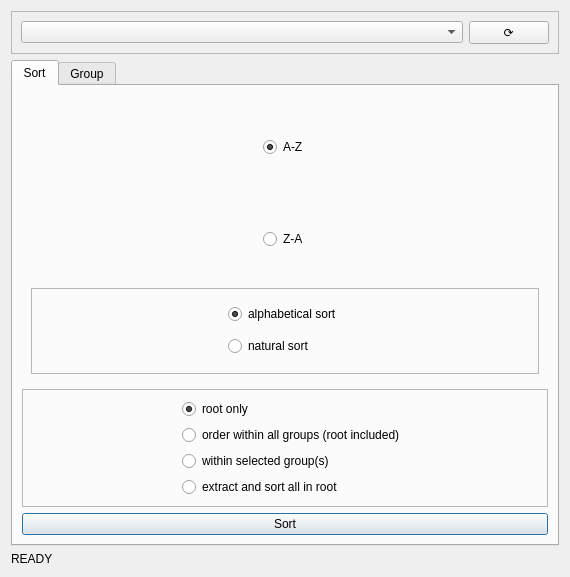
Above: sort_and_group_dialog_base.ui from ViperMiniQ/qgis-layer-tree-tools before the change. Below: the same form after it.
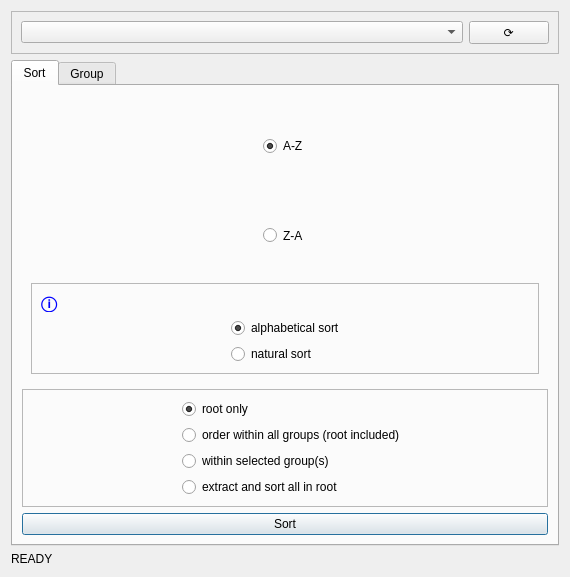
That is the form after the change.

Commit message: information about sorting types added to README and information label in stackedWidget (sort and group) Name

```diff
--- a/sort_and_group_dialog_base.ui
+++ b/sort_and_group_dialog_base.ui
@@ -46,7 +46,43 @@
               <enum>QFrame::Raised</enum>
              </property>
              <layout class="QGridLayout" name="gridLayout_26">
-              <item row="0" column="1">
+              <item row="2" column="1">
+               <widget class="QRadioButton" name="radioButtonNaturalSorting">
+                <property name="toolTip">
+                 <string/>
+                </property>
+                <property name="text">
+                 <string>natural sort</string>
+                </property>
+               </widget>
+              </item>
+              <item row="1" column="0">
+               <spacer name="horizontalSpacer_23">
+                <property name="orientation">
+                 <enum>Qt::Horizontal</enum>
+                </property>
+                <property name="sizeHint" stdset="0">
+                 <size>
+                  <width>40</width>
+                  <height>20</height>
+                 </size>
+                </property>
+               </spacer>
+              </item>
+              <item row="1" column="2">
+               <spacer name="horizontalSpacer_24">
+                <property name="orientation">
+                 <enum>Qt::Horizontal</enum>
+                </property>
+                <property name="sizeHint" stdset="0">
+                 <size>
+                  <width>40</width>
+                  <height>20</height>
+                 </size>
+                </property>
+               </spacer>
+              </item>
+              <item row="1" column="1">
                <widget class="QRadioButton" name="radioButtonClassicSorting">
                 <property name="text">
                  <string>alphabetical sort</string>
@@ -56,38 +92,156 @@
                 </property>
                </widget>
               </item>
-              <item row="1" column="1">
-               <widget class="QRadioButton" name="radioButtonNaturalSorting">
-                <property name="text">
-                 <string>natural sort</string>
-                </property>
-               </widget>
-              </item>
               <item row="0" column="0">
-               <spacer name="horizontalSpacer_23">
-                <property name="orientation">
-                 <enum>Qt::Horizontal</enum>
+               <widget class="QLabel" name="labelSortingTypesInfo">
+                <property name="palette">
+                 <palette>
+                  <active>
+                   <colorrole role="WindowText">
+                    <brush brushstyle="SolidPattern">
+                     <color alpha="255">
+                      <red>0</red>
+                      <green>0</green>
+                      <blue>255</blue>
+                     </color>
+                    </brush>
+                   </colorrole>
+                   <colorrole role="Text">
+                    <brush brushstyle="SolidPattern">
+                     <color alpha="255">
+                      <red>0</red>
+                      <green>0</green>
+                      <blue>255</blue>
+                     </color>
+                    </brush>
+                   </colorrole>
+                   <colorrole role="ButtonText">
+                    <brush brushstyle="SolidPattern">
+                     <color alpha="255">
+                      <red>0</red>
+                      <green>0</green>
+                      <blue>255</blue>
+                     </color>
+                    </brush>
+                   </colorrole>
+                   <colorrole role="PlaceholderText">
+                    <brush brushstyle="SolidPattern">
+                     <color alpha="128">
+                      <red>0</red>
+                      <green>0</green>
+                      <blue>255</blue>
+                     </color>
+                    </brush>
+                   </colorrole>
+                  </active>
+                  <inactive>
+                   <colorrole role="WindowText">
+                    <brush brushstyle="SolidPattern">
+                     <color alpha="255">
+                      <red>0</red>
+                      <green>0</green>
+                      <blue>255</blue>
+                     </color>
+                    </brush>
+                   </colorrole>
+                   <colorrole role="Text">
+                    <brush brushstyle="SolidPattern">
+                     <color alpha="255">
+                      <red>0</red>
+                      <green>0</green>
+                      <blue>255</blue>
+                     </color>
+                    </brush>
+                   </colorrole>
+                   <colorrole role="ButtonText">
+                    <brush brushstyle="SolidPattern">
+                     <color alpha="255">
+                      <red>0</red>
+                      <green>0</green>
+                      <blue>255</blue>
+                     </color>
+                    </brush>
+                   </colorrole>
+                   <colorrole role="PlaceholderText">
+                    <brush brushstyle="SolidPattern">
+                     <color alpha="128">
+                      <red>0</red>
+                      <green>0</green>
+                      <blue>255</blue>
+                     </color>
+                    </brush>
+                   </colorrole>
+                  </inactive>
+                  <disabled>
+                   <colorrole role="WindowText">
+                    <brush brushstyle="SolidPattern">
+                     <color alpha="255">
+                      <red>120</red>
+                      <green>120</green>
+                      <blue>120</blue>
+                     </color>
+                    </brush>
+                   </colorrole>
+                   <colorrole role="Text">
+                    <brush brushstyle="SolidPattern">
+                     <color alpha="255">
+                      <red>120</red>
+                      <green>120</green>
+                      <blue>120</blue>
+                     </color>
+                    </brush>
+                   </colorrole>
+                   <colorrole role="ButtonText">
+                    <brush brushstyle="SolidPattern">
+                     <color alpha="255">
+                      <red>120</red>
+                      <green>120</green>
+                      <blue>120</blue>
+                     </color>
+                    </brush>
+                   </colorrole>
+                   <colorrole role="PlaceholderText">
+                    <brush brushstyle="SolidPattern">
+                     <color alpha="128">
+                      <red>0</red>
+                      <green>0</green>
+                      <blue>0</blue>
+                     </color>
+                    </brush>
+                   </colorrole>
+                  </disabled>
+                 </palette>
                 </property>
-                <property name="sizeHint" stdset="0">
-                 <size>
-                  <width>40</width>
-                  <height>20</height>
-                 </size>
+                <property name="font">
+                 <font>
+                  <pointsize>12</pointsize>
+                  <weight>75</weight>
+                  <bold>true</bold>
+                 </font>
                 </property>
-               </spacer>
-              </item>
-              <item row="0" column="2">
-               <spacer name="horizontalSpacer_24">
-                <property name="orientation">
-                 <enum>Qt::Horizontal</enum>
+                <property name="toolTip">
+                 <string>In computing, natural sort order (or natural sorting) is the ordering of strings in alphabetical order, 
+except that multi-digit numbers are treated atomically, i.e., as if they were a single character. 
+              
+Natural sort order has been promoted as being more human-friendly (natural) than machine-oriented, pure alphabetical sort order
+
+For example, in alphabetical sorting, 'z11' would be sorted before 'z2' because the '1' in the first string is sorted as smaller than '2', 
+while in natural sorting 'z2' is sorted before 'z11' because '2' is treated as smaller than '11'.
+
+Alphabetical sorting:
+
+    z11
+    z2
+
+Natural sorting:
+
+    z2
+    z11</string>
                 </property>
-                <property name="sizeHint" stdset="0">
-                 <size>
-                  <width>40</width>
-                  <height>20</height>
-                 </size>
+                <property name="text">
+                 <string>ⓘ</string>
                 </property>
-               </spacer>
+               </widget>
               </item>
              </layout>
             </widget>
```
Left out of the diff: 6 changed lines with no effect on the pictures. The commit also changes 1 other file.
